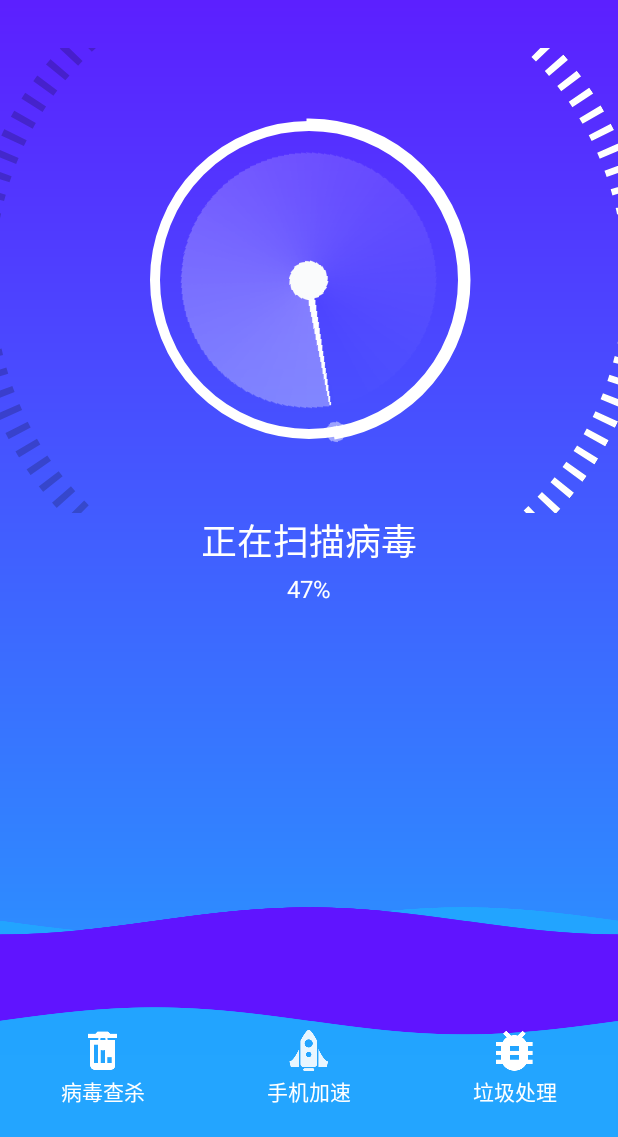
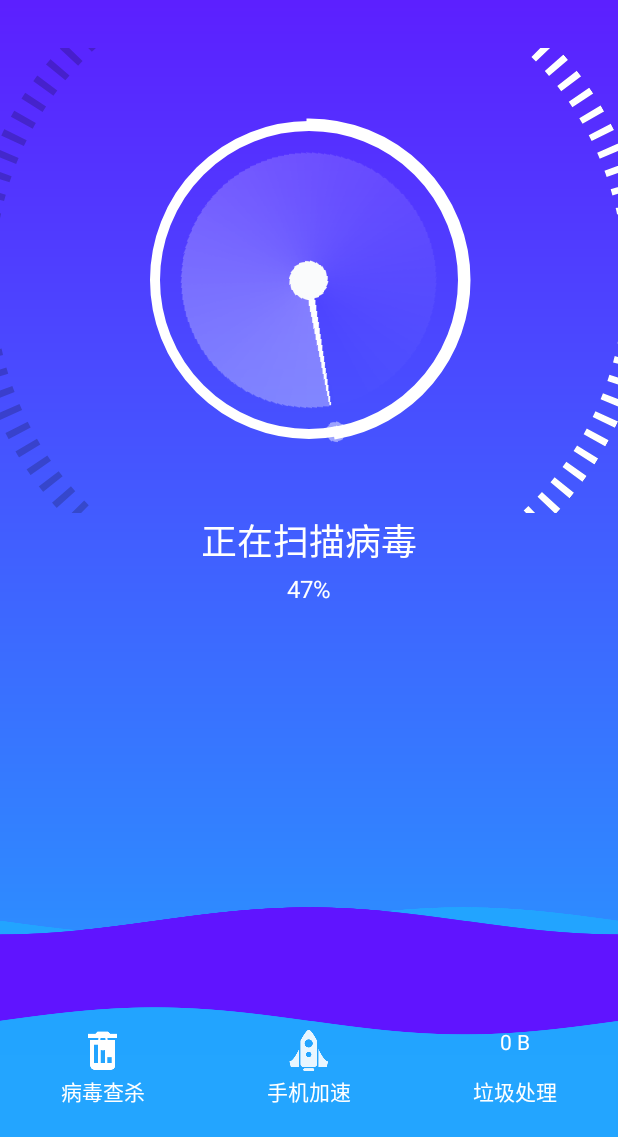
Before and after one commit to BryantMessi/SoloSeccurity, an Android app: the screen it shows after launch (HomePageActivity), after a tap on an icon or button, on a phone screen of 412 x 824 dp, the part 99-1236 px from its top. Run offline under Robolectric (Android 15) with nearby library versions, the phone set to English and light mode, and no system bars; our stand-ins replace ButterKnife; libraries missing offline, so code that uses them is left out: com.squareup.leakcanary; 5 statements that could not run were skipped.

Commit message:
add：垃圾处理接口中加上总量的字段

```diff
--- a/app/src/main/java/com/solo/security/data/garbagesource/GarbageData.java
+++ b/app/src/main/java/com/solo/security/data/garbagesource/GarbageData.java
@@ -14,9 +14,9 @@ public interface GarbageData {
 
         void onAdFilesLoaded(List<Security> securities);
 
-        void onCacheFilesLoaded(List<Security> securities);
+        void onCacheFilesLoaded(List<Security> securities,long garbageSize);
 
-        void onTempFilesLoaded(List<Security> securities);
+        void onTempFilesLoaded(List<Security> securities,long garbageSize);
 
         void onGarbageFilesCleaned();
     }
--- a/app/src/main/java/com/solo/security/data/garbagesource/GarbageDataImpl.java
+++ b/app/src/main/java/com/solo/security/data/garbagesource/GarbageDataImpl.java
@@ -30,9 +30,8 @@ import java.util.List;
  */
 
 public enum GarbageDataImpl implements GarbageData {
-
     INSTANCE;
-
+    private long mGarbageSize;
     @Override
     @WorkerThread
     public void loadAdFiles(BaseGarbageCallback callback) {
@@ -60,6 +59,7 @@ public enum GarbageDataImpl implements GarbageData {
                             bean.setIcon(AppUtils.getApplicationIcon(context, pkg));
                             bean.setLabel((String) AppUtils.getApplicationLabel(context, pkg));
                             String size = Formatter.formatFileSize(context, pStats.cacheSize);
+                            mGarbageSize+=pStats.cacheSize;
                             bean.setSize(size);
                             securities.add(bean);
                             Log.d("messi", "cache file name :" + AppUtils.getApplicationLabel(context, pkg) + " size :" + Formatter.formatFileSize(context, pStats.cacheSize));
@@ -67,7 +67,7 @@ public enum GarbageDataImpl implements GarbageData {
                         }
                     });
                 }
-                callback.onCacheFilesLoaded(securities);
+                callback.onCacheFilesLoaded(securities,mGarbageSize);
             }
         } catch (NoSuchMethodException ex) {
             ex.printStackTrace();
@@ -124,6 +124,7 @@ public enum GarbageDataImpl implements GarbageData {
                     if (file.length() == 0) {//空白文件
                         Security bean = new Security();
                         bean.setLabel(file.getName());
+                        mGarbageSize+=file.length();
                         bean.setSize(Formatter.formatFileSize(context, file.length()));
                         securities.add(bean);
                     }
@@ -133,7 +134,7 @@ public enum GarbageDataImpl implements GarbageData {
         for (Security bean : securities) {
             Log.d("messi", "temp file name :" + bean.getLabel() + " size :" + bean.getSize());
         }
-        callback.onTempFilesLoaded(securities);
+        callback.onTempFilesLoaded(securities,mGarbageSize);
     }
 
     @Override
@@ -268,6 +269,7 @@ public enum GarbageDataImpl implements GarbageData {
                 Security bean = new Security();
                 bean.setLabel(f.getName());
                 String size = Formatter.formatFileSize(context, f.length());
+                mGarbageSize+=f.length();
                 bean.setSize(size);
                 securities.add(bean);
                 callback.onCurrentGarbageSize(size);
--- a/app/src/main/java/com/solo/security/data/homepagesource/HomePageData.java
+++ b/app/src/main/java/com/solo/security/data/homepagesource/HomePageData.java
@@ -35,7 +35,7 @@ public interface HomePageData {
 
         void onMemoryPercent(int percent);
 
-        void onGarbageResult(Map<String, List<Security>> securities);
+        void onGarbageResult(Map<String, List<Security>> securities,long garbageSize);
 
         void onSafeResult();
     }
--- a/app/src/main/java/com/solo/security/data/homepagesource/HomePageDataImpl.java
+++ b/app/src/main/java/com/solo/security/data/homepagesource/HomePageDataImpl.java
@@ -144,23 +144,23 @@ public enum HomePageDataImpl implements HomePageData, MemoryData.FastMemoryCallb
     public void onAdFilesLoaded(List<Security> securities) {
         mGarbageFiles.put("Ad", securities);
         if (mGarbageFiles.size() == 3) {
-            mCallback.onGarbageResult(mGarbageFiles);
+            mCallback.onGarbageResult(mGarbageFiles,0);
         }
     }
 
     @Override
-    public void onCacheFilesLoaded(List<Security> securities) {
+    public void onCacheFilesLoaded(List<Security> securities,long garbageSize ) {
         mGarbageFiles.put("Cache", securities);
         if (mGarbageFiles.size() == 3) {
-            mCallback.onGarbageResult(mGarbageFiles);
+            mCallback.onGarbageResult(mGarbageFiles,garbageSize);
         }
     }
 
     @Override
-    public void onTempFilesLoaded(List<Security> securities) {
+    public void onTempFilesLoaded(List<Security> securities,long garbageSize ) {
         mGarbageFiles.put("Temp", securities);
         if (mGarbageFiles.size() == 3) {
-            mCallback.onGarbageResult(mGarbageFiles);
+            mCallback.onGarbageResult(mGarbageFiles,garbageSize);
         }
     }
 
--- a/app/src/main/java/com/solo/security/data/memorysource/MemoryDataImpl.java
+++ b/app/src/main/java/com/solo/security/data/memorysource/MemoryDataImpl.java
@@ -66,7 +66,6 @@ public enum MemoryDataImpl implements MemoryData {
                 memoryInfos.add(security);
 
                 currentScannedSize += memSize;
-                callback.onCurrentMemorySize(Formatter.formatFileSize(context, currentScannedSize));
                 callback.onCurrentMemoryProgress((i+1) * 100 / size);
                 callback.onCurrentMemorySize(Formatter.formatFileSize(context, currentScannedSize));
             }
@@ -91,7 +90,6 @@ public enum MemoryDataImpl implements MemoryData {
                 memoryInfos.add(memory);
 
                 currentScannedSize += memSize;
-                callback.onCurrentMemorySize(Formatter.formatFileSize(context, currentScannedSize));
                 callback.onCurrentMemoryProgress((i+1) * 100/size);
                 callback.onCurrentMemorySize(Formatter.formatFileSize(context, currentScannedSize));
             }
--- a/app/src/main/java/com/solo/security/garbage/GarbagePresenter.java
+++ b/app/src/main/java/com/solo/security/garbage/GarbagePresenter.java
@@ -102,12 +102,12 @@ public class GarbagePresenter implements GarbageContract.DeepGarbagePresenter, G
     }
 
     @Override
-    public void onCacheFilesLoaded(List<Security> securities) {
+    public void onCacheFilesLoaded(List<Security> securities, long garbageSize) {
         mView.setCacheFilesDetail();
     }
 
     @Override
-    public void onTempFilesLoaded(List<Security> securities) {
+    public void onTempFilesLoaded(List<Security> securities, long garbageSize) {
         mView.setTempFilesDetail();
     }
 
--- a/app/src/main/java/com/solo/security/homepage/HomePageContract.java
+++ b/app/src/main/java/com/solo/security/homepage/HomePageContract.java
@@ -18,7 +18,7 @@ public interface HomePageContract {
 
         void finishMemorySize(String size);
 
-        void finishGarbageSize(String size);
+        void finishGarbageSize(long size);
 
         void showFirstLaunchAnim();
 
--- a/app/src/main/java/com/solo/security/homepage/HomePageFragment.java
+++ b/app/src/main/java/com/solo/security/homepage/HomePageFragment.java
@@ -3,9 +3,11 @@ package com.solo.security.homepage;
 
 import android.animation.Animator;
 import android.animation.AnimatorInflater;
+import android.content.Intent;
 import android.os.Bundle;
 import android.support.annotation.NonNull;
 import android.support.annotation.Nullable;
+import android.text.format.Formatter;
 import android.view.View;
 import android.view.animation.AnimationUtils;
 import android.widget.ImageView;
@@ -14,13 +16,15 @@ import android.widget.TextView;
 
 import com.google.common.base.Preconditions;
 import com.solo.security.R;
+import com.solo.security.cleanfinish.CleanFinishActivity;
 import com.solo.security.common.BaseFragment;
+import com.solo.security.common.view.CommonCircleRippleView;
 import com.solo.security.common.view.CommonWaveHelper;
 import com.solo.security.common.view.CommonWaveView;
 import com.solo.security.homepage.view.HomePageCircleProgressView;
-import com.solo.security.homepage.view.HomePageCircleRippleView;
 import com.solo.security.homepage.view.HomePageDrawRadianView;
 import com.solo.security.homepage.view.HomePageOneKeyScanView;
+import com.solo.security.utils.AnimatorUtils;
 
 import butterknife.BindView;
 
@@ -61,7 +65,7 @@ public class HomePageFragment extends BaseFragment implements View.OnClickListen
     HomePageOneKeyScanView mHomePageOneKeyScanView;
 
     @BindView(R.id.homepage_circle_ripple_vew)
-    HomePageCircleRippleView mHomePageCircleRippleView;
+    CommonCircleRippleView mCommonCircleRippleView;
 
     @BindView(R.id.homepage_virus_killing_img)
     ImageView mHomePageVirusKillingImg;
@@ -118,13 +122,13 @@ public class HomePageFragment extends BaseFragment implements View.OnClickListen
         int id = view.getId();
         switch (id) {
             case R.id.homepage_one_key_scan_rlyt:
-                mPresenter.startScan();
+                mHomePageCircleProgressView.setVisibility(View.VISIBLE);
+                mHomePageDrawRadianView.setVisibility(View.VISIBLE);
+                mCommonCircleRippleView.setVisibility(View.GONE);
                 mCommonWaveHelper.start();
                 mHomePageSafeTxt.setText("正在扫描病毒");
-                mHomePageCircleProgressView.setVisibility(View.VISIBLE);
-                mHomePageDrawRadianView.setVisibility(View.VISIBLE);
-                mHomePageCircleRippleView.setVisibility(View.GONE);
                 mHomePageVirusKillingImg.startAnimation(AnimationUtils.loadAnimation(getContext(), R.anim.homepage_scan_image_alpha));
+                mPresenter.startScan();
                 break;
         }
     }
@@ -134,7 +138,7 @@ public class HomePageFragment extends BaseFragment implements View.OnClickListen
         int scale = (int) (progress * 120 / 100);
         if ((int) progress == 99) {
             mHomePageVirusKillingImg.clearAnimation();
-            startRotateAnimator(mHomePageVirusKillingImg);
+            AnimatorUtils.startRotateAnimator(getContext(),mHomePageVirusKillingImg,R.animator.homepage_scan_anim_rotate_image_finish);
         } else {
             mHomePageOneKeyScanView.setSearch(true, scale);
             mHomePageCircleProgressView.setStartEngle(scale);
@@ -149,9 +153,9 @@ public class HomePageFragment extends BaseFragment implements View.OnClickListen
             @Override
             public void run() {
                 int scale = (progress * 120 / 100)+ VIRUS_PROGRESS;
-                if (progress == 99) {
+                if (progress == 100) {
                     mHomePageMobileAcceleratorImg.clearAnimation();
-                    startRotateAnimator(mHomePageMobileAcceleratorImg);
+                    AnimatorUtils.startRotateAnimator(getContext(),mHomePageMobileAcceleratorImg,R.animator.homepage_scan_anim_rotate_image_finish);
                 }
                 mHomePageOneKeyScanView.setSearch(true,scale);
                 mHomePageCircleProgressView.setStartEngle(scale);
@@ -170,13 +174,25 @@ public class HomePageFragment extends BaseFragment implements View.OnClickListen
                 mHomePageMobileAcceleratorImg.setVisibility(View.GONE);
                 mHomePageMobileAcceleratorTxt.setVisibility(View.VISIBLE);
                 mHomePageMobileAcceleratorTxt.setText(size);
+                mHomePageGarbageDisposalImg.startAnimation(AnimationUtils.loadAnimation(getContext(), R.anim.homepage_scan_image_alpha));
             }
         });
     }
 
     @Override
-    public void finishGarbageSize(String size) {
-
+    public void finishGarbageSize(final long size) {
+        mHomePageGarbageDisposalTxt.post(new Runnable() {
+            @Override
+            public void run() {
+                mHomePageGarbageDisposalImg.clearAnimation();
+                AnimatorUtils.startRotateAnimator(getContext(),mHomePageGarbageDisposalImg,R.animator.homepage_scan_anim_rotate_image_finish);
+                mHomePageGarbageDisposalImg.setVisibility(View.GONE);
+                mHomePageGarbageDisposalTxt.setVisibility(View.VISIBLE);
+                mHomePageGarbageDisposalTxt.setText(Formatter.formatFileSize(getContext(), size));
+                Intent intent=new Intent(getContext(), CleanFinishActivity.class);
+                startActivity(intent);
+            }
+        });
     }
 
     @Override
@@ -222,6 +238,7 @@ public class HomePageFragment extends BaseFragment implements View.OnClickListen
                 mHomePageVirusKillingImg.setVisibility(View.GONE);
                 mHomePageVirusKillTxt.setVisibility(View.VISIBLE);
                 mHomePageVirusKillTxt.setText(count + "");
+                mHomePageMobileAcceleratorImg.startAnimation(AnimationUtils.loadAnimation(getContext(), R.anim.homepage_scan_image_alpha));
             }
         });
     }
@@ -266,9 +283,5 @@ public class HomePageFragment extends BaseFragment implements View.OnClickListen
         mPresenter = (HomePagePresenter) Preconditions.checkNotNull(presenter);
     }
 
-    public void startRotateAnimator(View imageView) {
-        Animator animator = AnimatorInflater.loadAnimator(getContext(), R.animator.homepage_scan_anim_rotate_image_finish);
-        animator.setTarget(imageView);
-        animator.start();
-    }
+
 }
--- a/app/src/main/java/com/solo/security/homepage/HomePagePresenter.java
+++ b/app/src/main/java/com/solo/security/homepage/HomePagePresenter.java
@@ -126,17 +126,8 @@ public class HomePagePresenter implements HomePageContract.Presenter, HomePageDa
     }
 
     @Override
-    public void onGarbageResult(Map<String, List<Security>> securities) {
-        List<Security> securitiesAd = securities.get(0);
-        int size;
-        /*for(Security security:securitiesAd){
-            size+=security.getSize();
-        }
-         (Security securitie : securities) {
-            securities.get()
-            mView.finishGarbageSize(size);
-
-        }*/
+    public void onGarbageResult(Map<String, List<Security>> securities,long garbageSize) {
+        mView.finishGarbageSize(garbageSize);
     }
 
     @Override
```
